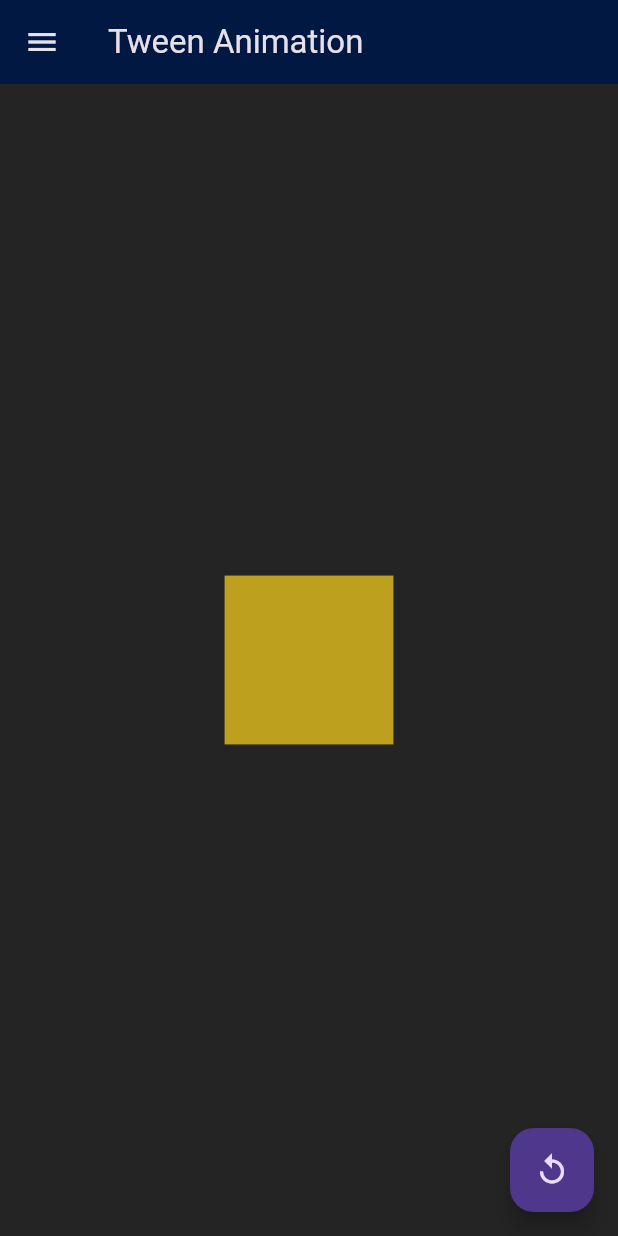
After one commit to dev1abhi/Flutter-Animations, a Flutter app: the TweenAnimation screen opened directly, after a tap on the "menu" icon, on a phone screen of 412 x 824 dp. The commit adds this screen. Run offline on Flutter 3.47's test engine with Material 3 defaults, Android fonts, the phone set to English and light mode, and no system bars; our stand-ins replace animated_flip_counter, animated_text_kit, flutter_zoom_drawer, get, google_fonts, lottie.

Commit message:
added tween animation

```diff
--- a/lib/Screens/menuscreen.dart
+++ b/lib/Screens/menuscreen.dart
@@ -15,6 +15,7 @@ class MenuScreen extends GetView<MyDrawerController> {
   final List<String> menuItems = [
     'Guidelines',
     'Fade in/out',
+
     'Text Animation',
     'Water Drop Effect',
     'Ripple Effect',
@@ -26,6 +27,7 @@ class MenuScreen extends GetView<MyDrawerController> {
     "Hero-Animation",
     "Colorize Text Animation",
     "Text Interpolation",
+    'Tween Animation'
   ];
 
   @override
--- /dev/null
+++ b/lib/Screens/tween_animation.dart
@@ -0,0 +1,71 @@
+import 'package:flutter/material.dart';
+import '../helpers/colors.dart';
+import '../controllers/drawercontroller.dart';
+
+class TweenAnimation extends StatefulWidget {
+  const TweenAnimation({Key? key}) : super(key: key);
+
+  @override
+  _TweenAnimationState createState() => _TweenAnimationState();
+}
+
+class _TweenAnimationState extends State<TweenAnimation> with SingleTickerProviderStateMixin {
+  late Animation<double> animation;
+  late AnimationController animationcontroller;
+  late Animation<Color?> coloranimation;
+
+  @override
+  void initState() {
+    super.initState();
+    animationcontroller = AnimationController(vsync: this, duration: const Duration(seconds: 5));
+
+    coloranimation = ColorTween(begin: Colors.green, end: Colors.orange).animate(animationcontroller);
+    animation = Tween<double>(begin: 220, end: 50).animate(animationcontroller);
+
+    animationcontroller.addListener(() {
+      setState(() {});
+    });
+    animationcontroller.forward();
+  }
+
+  void onPressed() {
+
+    animationcontroller.forward(from: 0.0);
+  }
+
+  @override
+  void dispose() {
+    animationcontroller.dispose();
+    super.dispose();
+  }
+
+  @override
+  Widget build(BuildContext context) {
+    return Scaffold(
+      appBar: AppBar(
+        backgroundColor: mainpagecolor,
+        title: const Text('Tween Animation'),
+        leading: IconButton(
+          icon: const Icon(Icons.menu),
+          onPressed: () {
+            MyDrawerController.to.toggleDrawer();
+            MyDrawerController.to.update();
+          },
+          hoverColor: Colors.white,
+        ),
+        elevation: 0,
+      ),
+      body: Center(
+        child: Container(
+          width: animation.value,
+          height: animation.value,
+          color: coloranimation.value,
+        ),
+      ),
+      floatingActionButton: FloatingActionButton(
+        onPressed: onPressed,
+        child: const Icon(Icons.replay),
+      ),
+    );
+  }
+}
--- a/lib/controllers/drawercontroller.dart
+++ b/lib/controllers/drawercontroller.dart
@@ -7,6 +7,7 @@ import 'package:flutter_animations/Screens/hero_animation/master_page.dart';
 import 'package:flutter_animations/Screens/loading_animation.dart';
 import 'package:flutter_animations/Screens/ripple_animation.dart';
 import 'package:flutter_animations/Screens/text_interpolation.dart';
+import 'package:flutter_animations/Screens/tween_animation.dart';
 import 'package:flutter_animations/Screens/water_drop_effect.dart';
 import 'package:flutter_animations/Text/tex_screen.dart';
 import 'package:flutter_animations/screens/bounce_animation.dart';
@@ -36,6 +37,7 @@ class MyDrawerController extends GetxController {
   final mainScreen11 = HeroAnimation();
   final mainScreen12 = colorize_text();
   final mainScreen13 = text_interpolation();
+  final mainScreen14= TweenAnimation();
 
   // Getter to get the current main screen based on the selectedMenuItem
   Widget get currentMainScreen {
@@ -66,6 +68,8 @@ class MyDrawerController extends GetxController {
         return mainScreen12;
       case 12:
         return mainScreen13;
+      case 13:
+        return mainScreen14;
 
       default:
         return mainScreen1; // Default to mainScreen1 if the selection is not recognized
```
